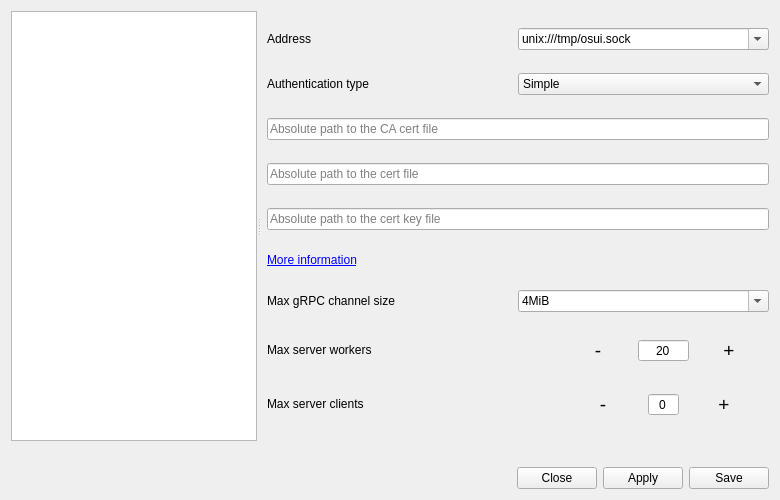
First picture: the form in ui/opensnitch/res/preferences.ui, repository evilsocket/opensnitch, before the edit.
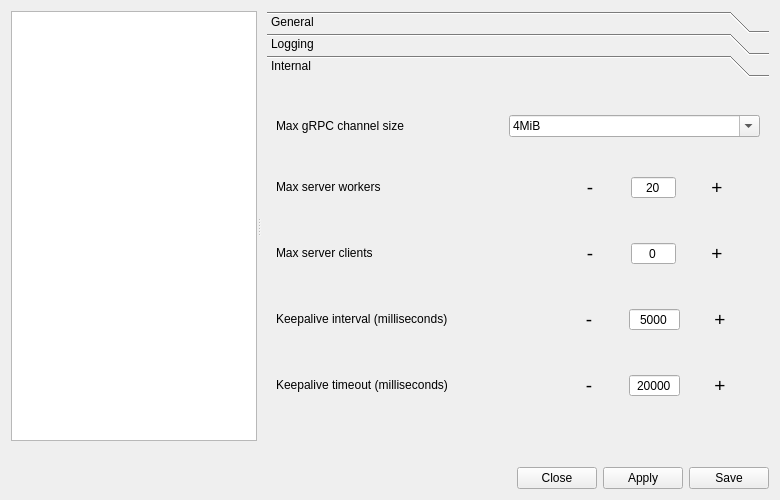
Second picture: the form after the edit. The open tabs and pages were chosen to show the change. Icons and pictures are not drawn.

```diff
--- a/ui/opensnitch/res/preferences.ui
+++ b/ui/opensnitch/res/preferences.ui
@@ -14,6 +14,76 @@
    <string>Preferences</string>
   </property>
   <layout class="QGridLayout" name="gridLayout">
+   <item row="2" column="0">
+    <layout class="QHBoxLayout" name="horizontalLayout">
+     <item>
+      <widget class="QPushButton" name="helpButton">
+       <property name="mouseTracking">
+        <bool>true</bool>
+       </property>
+       <property name="toolTip">
+        <string/>
+       </property>
+       <property name="text">
+        <string/>
+       </property>
+       <property name="icon">
+        <iconset theme="help-browser">
+         <normaloff>../../../../../../../../../../../../../../.designer/backup</normaloff>../../../../../../../../../../../../../../.designer/backup</iconset>
+       </property>
+       <property name="flat">
+        <bool>true</bool>
+       </property>
+      </widget>
+     </item>
+     <item>
+      <spacer name="horizontalSpacer_4">
+       <property name="orientation">
+        <enum>Qt::Horizontal</enum>
+       </property>
+       <property name="sizeHint" stdset="0">
+        <size>
+         <width>40</width>
+         <height>20</height>
+        </size>
+       </property>
+      </spacer>
+     </item>
+     <item>
+      <widget class="QPushButton" name="cancelButton">
+       <property name="text">
+        <string>Close</string>
+       </property>
+       <property name="icon">
+        <iconset theme="window-close">
+         <normaloff>../../../../../../../../../../../../../../../../../../../../../../../../../../../../../../../../../../../../../../../../../../../../../../../../../../.designer/backup</normaloff>../../../../../../../../../../../../../../../../../../../../../../../../../../../../../../../../../../../../../../../../../../../../../../../../../../.designer/backup</iconset>
+       </property>
+      </widget>
+     </item>
+     <item>
+      <widget class="QPushButton" name="applyButton">
+       <property name="text">
+        <string>Apply</string>
+       </property>
+       <property name="icon">
+        <iconset theme="document-save">
+         <normaloff>../../../../../../../../../../../../../../.designer/backup</normaloff>../../../../../../../../../../../../../../.designer/backup</iconset>
+       </property>
+      </widget>
+     </item>
+     <item>
+      <widget class="QPushButton" name="acceptButton">
+       <property name="text">
+        <string>Save</string>
+       </property>
+       <property name="icon">
+        <iconset theme="emblem-default">
+         <normaloff>../../../../../../../../../../../../../../../../../../../../../../../../../../../../../../../../../../../../../../../../../../../../../../../../../../.designer/backup</normaloff>../../../../../../../../../../../../../../../../../../../../../../../../../../../../../../../../../../../../../../../../../../../../../../../../../../.designer/backup</iconset>
+       </property>
+      </widget>
+     </item>
+    </layout>
+   </item>
    <item row="0" column="0">
     <widget class="QSplitter" name="splitter">
      <property name="sizePolicy">
@@ -61,7 +131,7 @@
       <property name="currentIndex">
        <number>0</number>
       </property>
-      <widget class="QWidget" name="stackedWidgetPage1" native="true">
+      <widget class="QWidget" name="stackedWidgetPage1">
        <layout class="QGridLayout" name="gridLayout_2">
         <property name="leftMargin">
          <number>6</number>
@@ -552,7 +622,7 @@
         </item>
        </layout>
       </widget>
-      <widget class="QWidget" name="stackedWidgetPage2" native="true">
+      <widget class="QWidget" name="stackedWidgetPage2">
        <layout class="QGridLayout" name="gridLayout_6">
         <property name="leftMargin">
          <number>6</number>
@@ -572,7 +642,7 @@
            <number>0</number>
           </property>
           <property name="tabSpacing">
-           <number>6</number>
+           <number>0</number>
           </property>
           <widget class="QWidget" name="page_5">
            <property name="geometry">
@@ -580,7 +650,7 @@
              <x>0</x>
              <y>0</y>
              <width>567</width>
-             <height>334</height>
+             <height>352</height>
             </rect>
            </property>
            <attribute name="label">
@@ -931,8 +1001,8 @@
             <rect>
              <x>0</x>
              <y>0</y>
-             <width>547</width>
-             <height>330</height>
+             <width>318</width>
+             <height>108</height>
             </rect>
            </property>
            <attribute name="label">
@@ -1027,8 +1097,8 @@
             <rect>
              <x>0</x>
              <y>0</y>
-             <width>547</width>
-             <height>330</height>
+             <width>318</width>
+             <height>126</height>
             </rect>
            </property>
            <attribute name="label">
@@ -1252,32 +1322,35 @@
         <property name="bottomMargin">
          <number>0</number>
         </property>
-        <item row="0" column="0">
-         <widget class="QScrollArea" name="scrollArea">
-          <property name="frameShape">
-           <enum>QFrame::Shape::NoFrame</enum>
+        <item row="1" column="0">
+         <widget class="QToolBox" name="toolBox">
+          <property name="currentIndex">
+           <number>0</number>
           </property>
-          <property name="frameShadow">
-           <enum>QFrame::Shadow::Plain</enum>
+          <property name="tabSpacing">
+           <number>0</number>
           </property>
-          <property name="widgetResizable">
-           <bool>true</bool>
-          </property>
-          <widget class="QWidget" name="scrollAreaWidgetContents_2">
+          <widget class="QWidget" name="page">
            <property name="geometry">
             <rect>
              <x>0</x>
              <y>0</y>
              <width>559</width>
-             <height>432</height>
+             <height>366</height>
             </rect>
            </property>
+           <attribute name="label">
+            <string>General</string>
+           </attribute>
+           <attribute name="toolTip">
+            <string>Server options of the server (UI)</string>
+           </attribute>
            <layout class="QGridLayout" name="gridLayout_20">
             <property name="leftMargin">
-             <number>0</number>
+             <number>6</number>
             </property>
             <property name="topMargin">
-             <number>0</number>
+             <number>4</number>
             </property>
             <property name="rightMargin">
              <number>0</number>
@@ -1285,7 +1358,51 @@
             <property name="bottomMargin">
              <number>0</number>
             </property>
-            <item row="1" column="2">
+            <item row="0" column="0">
+             <widget class="QLabel" name="label_32">
+              <property name="sizePolicy">
+               <sizepolicy hsizetype="Preferred" vsizetype="Maximum">
+                <horstretch>0</horstretch>
+                <verstretch>0</verstretch>
+               </sizepolicy>
+              </property>
+              <property name="toolTip">
+               <string>Set the address where the GUI is listening for new nodes.
+
+It can be a unix socket: unix:///run/user/1000/opensnitch/osui.sock
+
+or a network socket: 127.0.0.1:50051</string>
+              </property>
+              <property name="text">
+               <string>Address</string>
+              </property>
+             </widget>
+            </item>
+            <item row="0" column="1">
+             <widget class="QComboBox" name="comboServerAddr">
+              <property name="editable">
+               <bool>true</bool>
+              </property>
+              <item>
+               <property name="text">
+                <string>unix:///tmp/osui.sock</string>
+               </property>
+              </item>
+             </widget>
+            </item>
+            <item row="1" column="0">
+             <widget class="QLabel" name="label_24">
+              <property name="toolTip">
+               <string>&lt;p&gt;Simple: no authentication&lt;/p&gt;
+&lt;p&gt;TLS simple/mutual: use SSL certificates to authenticate nodes.&lt;/p&gt;
+&lt;p&gt;Visit the wiki for more information.&lt;/p&gt;</string>
+              </property>
+              <property name="text">
+               <string>Authentication type</string>
+              </property>
+             </widget>
+            </item>
+            <item row="1" column="1">
              <widget class="QComboBox" name="comboAuthType">
               <item>
                <property name="text">
@@ -1304,115 +1421,6 @@
               </item>
              </widget>
             </item>
-            <item row="6" column="0" colspan="2">
-             <widget class="QLabel" name="label_20">
-              <property name="toolTip">
-               <string>Maximum size of each message from nodes. Default 4MB</string>
-              </property>
-              <property name="text">
-               <string>Max gRPC channel size</string>
-              </property>
-             </widget>
-            </item>
-            <item row="2" column="0" colspan="3">
-             <widget class="QLineEdit" name="lineCACertFile">
-              <property name="placeholderText">
-               <string>Absolute path to the CA cert file</string>
-              </property>
-             </widget>
-            </item>
-            <item row="8" column="2">
-             <layout class="QHBoxLayout" name="horizontalLayout_15">
-              <property name="spacing">
-               <number>0</number>
-              </property>
-              <item>
-               <spacer name="horizontalSpacer_6">
-                <property name="orientation">
-                 <enum>Qt::Horizontal</enum>
-                </property>
-                <property name="sizeType">
-                 <enum>QSizePolicy::Policy::Preferred</enum>
-                </property>
-                <property name="sizeHint" stdset="0">
-                 <size>
-                  <width>40</width>
-                  <height>20</height>
-                 </size>
-                </property>
-               </spacer>
-              </item>
-              <item>
-               <widget class="QPushButton" name="cmdGrpcWorkersDown">
-                <property name="sizePolicy">
-                 <sizepolicy hsizetype="Maximum" vsizetype="Maximum">
-                  <horstretch>0</horstretch>
-                  <verstretch>0</verstretch>
-                 </sizepolicy>
-                </property>
-                <property name="font">
-                 <font>
-                  <pointsize>14</pointsize>
-                  <fontweight>ExtraBold</fontweight>
-                 </font>
-                </property>
-                <property name="text">
-                 <string>-</string>
-                </property>
-                <property name="flat">
-                 <bool>true</bool>
-                </property>
-               </widget>
-              </item>
-              <item>
-               <widget class="QSpinBox" name="spinGrpcMaxWorkers">
-                <property name="sizePolicy">
-                 <sizepolicy hsizetype="Maximum" vsizetype="Fixed">
-                  <horstretch>0</horstretch>
-                  <verstretch>0</verstretch>
-                 </sizepolicy>
-                </property>
-                <property name="alignment">
-                 <set>Qt::AlignmentFlag::AlignCenter</set>
-                </property>
-                <property name="buttonSymbols">
-                 <enum>QAbstractSpinBox::ButtonSymbols::NoButtons</enum>
-                </property>
-                <property name="accelerated">
-                 <bool>true</bool>
-                </property>
-                <property name="maximum">
-                 <number>100000</number>
-                </property>
-                <property name="value">
-                 <number>20</number>
-                </property>
-               </widget>
-              </item>
-              <item>
-               <widget class="QPushButton" name="cmdGrpcWorkersUp">
-                <property name="sizePolicy">
-                 <sizepolicy hsizetype="Maximum" vsizetype="Maximum">
-                  <horstretch>0</horstretch>
-                  <verstretch>0</verstretch>
-                 </sizepolicy>
-                </property>
-                <property name="font">
-                 <font>
-                  <pointsize>14</pointsize>
-                  <fontweight>ExtraBold</fontweight>
-                 </font>
-                </property>
-                <property name="text">
-                 <string>+</string>
-                </property>
-                <property name="flat">
-                 <bool>true</bool>
-                </property>
-               </widget>
-              </item>
-             </layout>
-            </item>
             <item row="5" column="0">
              <widget class="QLabel" name="label_28">
               <property name="sizePolicy">
@@ -1432,49 +1440,186 @@
               </property>
              </widget>
             </item>
-            <item row="8" column="0">
-             <widget class="QLabel" name="label_34">
+            <item row="2" column="0" colspan="2">
+             <widget class="QLineEdit" name="lineCACertFile">
+              <property name="placeholderText">
+               <string>Absolute path to the CA cert file</string>
+              </property>
+             </widget>
+            </item>
+            <item row="3" column="0" colspan="2">
+             <widget class="QLineEdit" name="lineCertFile">
+              <property name="placeholderText">
+               <string>Absolute path to the cert file</string>
+              </property>
+             </widget>
+            </item>
+            <item row="4" column="0" colspan="2">
+             <widget class="QLineEdit" name="lineCertKeyFile">
+              <property name="placeholderText">
+               <string>Absolute path to the cert key file</string>
+              </property>
+             </widget>
+            </item>
+           </layout>
+          </widget>
+          <widget class="QWidget" name="page_6">
+           <property name="geometry">
+            <rect>
+             <x>0</x>
+             <y>0</y>
+             <width>559</width>
+             <height>366</height>
+            </rect>
+           </property>
+           <attribute name="label">
+            <string>Logging</string>
+           </attribute>
+           <attribute name="toolTip">
+            <string>Logging options of the UI</string>
+           </attribute>
+           <layout class="QGridLayout" name="gridLayout_21">
+            <property name="leftMargin">
+             <number>6</number>
+            </property>
+            <property name="topMargin">
+             <number>4</number>
+            </property>
+            <property name="rightMargin">
+             <number>0</number>
+            </property>
+            <property name="bottomMargin">
+             <number>0</number>
+            </property>
+            <item row="0" column="1">
+             <widget class="QLabel" name="label_37">
               <property name="sizePolicy">
                <sizepolicy hsizetype="Preferred" vsizetype="Maximum">
                 <horstretch>0</horstretch>
                 <verstretch>0</verstretch>
                </sizepolicy>
               </property>
-              <property name="toolTip">
-               <string>This option configures the server workers. Each connected node consumes about 2 workers.
-If there're more nodes than workers, the GUI will not allow new messages from nodes until
-you configure this option accordingly.</string>
+              <property name="text">
+               <string>Log output</string>
               </property>
+             </widget>
+            </item>
+            <item row="1" column="2">
+             <widget class="QLineEdit" name="lineServerLogFile"/>
+            </item>
+            <item row="1" column="1">
+             <widget class="QPushButton" name="cmdServerLogFile">
               <property name="text">
-               <string>Max server workers</string>
+               <string>Open</string>
+              </property>
+              <property name="icon">
+               <iconset theme="QIcon::ThemeIcon::EditFind"/>
+              </property>
+              <property name="flat">
+               <bool>false</bool>
               </property>
              </widget>
             </item>
             <item row="0" column="2">
-             <widget class="QComboBox" name="comboServerAddr">
-              <property name="editable">
-               <bool>true</bool>
-              </property>
+             <widget class="QComboBox" name="comboServerLogOutput">
               <item>
                <property name="text">
-                <string>unix:///tmp/osui.sock</string>
+                <string>Stdout</string>
+               </property>
+              </item>
+              <item>
+               <property name="text">
+                <string>File</string>
                </property>
               </item>
              </widget>
             </item>
-            <item row="1" column="0" colspan="2">
-             <widget class="QLabel" name="label_24">
+            <item row="2" column="1" colspan="2">
+             <layout class="QHBoxLayout" name="horizontalLayout_12">
+              <item>
+               <widget class="QLabel" name="label_36">
+                <property name="sizePolicy">
+                 <sizepolicy hsizetype="Preferred" vsizetype="Maximum">
+                  <horstretch>0</horstretch>
+                  <verstretch>0</verstretch>
+                 </sizepolicy>
+                </property>
+                <property name="text">
+                 <string>Log level</string>
+                </property>
+               </widget>
+              </item>
+              <item>
+               <spacer name="horizontalSpacer_3">
+                <property name="orientation">
+                 <enum>Qt::Horizontal</enum>
+                </property>
+                <property name="sizeHint" stdset="0">
+                 <size>
+                  <width>40</width>
+                  <height>20</height>
+                 </size>
+                </property>
+               </spacer>
+              </item>
+              <item>
+               <widget class="QComboBox" name="comboServerLogLevel">
+                <property name="sizePolicy">
+                 <sizepolicy hsizetype="Preferred" vsizetype="Maximum">
+                  <horstretch>0</horstretch>
+                  <verstretch>0</verstretch>
+                 </sizepolicy>
+                </property>
+                <item>
+                 <property name="text">
+                  <string>DEBUG</string>
+                 </property>
+                </item>
+                <item>
+                 <property name="text">
+                  <string>INFO</string>
+                 </property>
+                </item>
+                <item>
+                 <property name="text">
+                  <string>WARNING</string>
+                 </property>
+                </item>
+                <item>
+                 <property name="text">
+                  <string>ERROR</string>
+                 </property>
+                </item>
+               </widget>
+              </item>
+             </layout>
+            </item>
+           </layout>
+          </widget>
+          <widget class="QWidget" name="page_2">
+           <property name="geometry">
+            <rect>
+             <x>0</x>
+             <y>0</y>
+             <width>559</width>
+             <height>366</height>
+            </rect>
+           </property>
+           <attribute name="label">
+            <string>Internal</string>
+           </attribute>
+           <layout class="QGridLayout" name="gridLayout_13">
+            <item row="0" column="0">
+             <widget class="QLabel" name="label_20">
               <property name="toolTip">
-               <string>&lt;p&gt;Simple: no authentication&lt;/p&gt;
-&lt;p&gt;TLS simple/mutual: use SSL certificates to authenticate nodes.&lt;/p&gt;
-&lt;p&gt;Visit the wiki for more information.&lt;/p&gt;</string>
+               <string>Maximum size of each message from nodes. Default 4MB</string>
               </property>
               <property name="text">
-               <string>Authentication type</string>
+               <string>Max gRPC channel size</string>
               </property>
              </widget>
             </item>
-            <item row="6" column="2">
+            <item row="0" column="1">
              <widget class="QComboBox" name="comboGrpcMsgSize">
               <property name="editable">
                <bool>true</bool>
@@ -1504,21 +1649,117 @@
               </item>
              </widget>
             </item>
-            <item row="3" column="0" colspan="3">
-             <widget class="QLineEdit" name="lineCertFile">
-              <property name="placeholderText">
-               <string>Absolute path to the cert file</string>
+            <item row="1" column="0">
+             <widget class="QLabel" name="label_34">
+              <property name="sizePolicy">
+               <sizepolicy hsizetype="Preferred" vsizetype="Maximum">
+                <horstretch>0</horstretch>
+                <verstretch>0</verstretch>
+               </sizepolicy>
               </property>
+              <property name="toolTip">
+               <string>This option configures the server workers. Each connected node consumes about 2 workers.
+If there're more nodes than workers, the GUI will not allow new messages from nodes until
+you configure this option accordingly.</string>
+              </property>
+              <property name="text">
+               <string>Max server workers</string>
+              </property>
              </widget>
             </item>
-            <item row="4" column="0" colspan="3">
-             <widget class="QLineEdit" name="lineCertKeyFile">
-              <property name="placeholderText">
-               <string>Absolute path to the cert key file</string>
+            <item row="1" column="1">
+             <layout class="QHBoxLayout" name="horizontalLayout_17">
+              <property name="spacing">
+               <number>0</number>
               </property>
-             </widget>
+              <item>
+               <spacer name="horizontalSpacer_9">
+                <property name="orientation">
+                 <enum>Qt::Horizontal</enum>
+                </property>
+                <property name="sizeType">
+                 <enum>QSizePolicy::Policy::Maximum</enum>
+                </property>
+                <property name="sizeHint" stdset="0">
+                 <size>
+                  <width>40</width>
+                  <height>20</height>
+                 </size>
+                </property>
+               </spacer>
+              </item>
+              <item>
+               <widget class="QPushButton" name="cmdGrpcWorkersDown">
+                <property name="sizePolicy">
+                 <sizepolicy hsizetype="Maximum" vsizetype="Maximum">
+                  <horstretch>0</horstretch>
+                  <verstretch>0</verstretch>
+                 </sizepolicy>
+                </property>
+                <property name="font">
+                 <font>
+                  <pointsize>14</pointsize>
+                  <fontweight>ExtraBold</fontweight>
+                 </font>
+                </property>
+                <property name="text">
+                 <string>-</string>
+                </property>
+                <property name="flat">
+                 <bool>true</bool>
+                </property>
+               </widget>
+              </item>
+              <item>
+               <widget class="QSpinBox" name="spinGrpcMaxWorkers">
+                <property name="sizePolicy">
+                 <sizepolicy hsizetype="Maximum" vsizetype="Fixed">
+                  <horstretch>0</horstretch>
+                  <verstretch>0</verstretch>
+                 </sizepolicy>
+                </property>
+                <property name="alignment">
+                 <set>Qt::AlignmentFlag::AlignCenter</set>
+                </property>
+                <property name="buttonSymbols">
+                 <enum>QAbstractSpinBox::ButtonSymbols::NoButtons</enum>
+                </property>
+                <property name="accelerated">
+                 <bool>true</bool>
+                </property>
+                <property name="maximum">
+                 <number>10000</number>
+                </property>
+                <property name="value">
+                 <number>20</number>
+                </property>
+               </widget>
+              </item>
+              <item>
+               <widget class="QPushButton" name="cmdGrpcWorkersUp">
+                <property name="sizePolicy">
+                 <sizepolicy hsizetype="Maximum" vsizetype="Maximum">
+                  <horstretch>0</horstretch>
+                  <verstretch>0</verstretch>
+                 </sizepolicy>
+                </property>
+                <property name="font">
+                 <font>
+                  <pointsize>14</pointsize>
+                  <fontweight>ExtraBold</fontweight>
+                 </font>
+                </property>
+                <property name="text">
+                 <string>+</string>
+                </property>
+                <property name="flat">
+                 <bool>true</bool>
+                </property>
+               </widget>
+              </item>
+             </layout>
             </item>
-            <item row="9" column="0" colspan="2">
+            <item row="2" column="0">
              <widget class="QLabel" name="label_35">
               <property name="sizePolicy">
                <sizepolicy hsizetype="Preferred" vsizetype="Maximum">
@@ -1535,18 +1776,18 @@
               </property>
              </widget>
             </item>
-            <item row="9" column="2">
-             <layout class="QHBoxLayout" name="horizontalLayout_14">
+            <item row="2" column="1">
+             <layout class="QHBoxLayout" name="horizontalLayout_16">
               <property name="spacing">
                <number>0</number>
               </property>
               <item>
-               <spacer name="horizontalSpacer_7">
+               <spacer name="horizontalSpacer_8">
                 <property name="orientation">
                  <enum>Qt::Horizontal</enum>
                 </property>
                 <property name="sizeType">
-                 <enum>QSizePolicy::Policy::Preferred</enum>
+                 <enum>QSizePolicy::Policy::Maximum</enum>
                 </property>
                 <property name="sizeHint" stdset="0">
                  <size>
@@ -1596,7 +1837,7 @@
                  <bool>true</bool>
                 </property>
                 <property name="maximum">
-                 <number>100</number>
+                 <number>10000</number>
                 </property>
                 <property name="value">
                  <number>0</number>
@@ -1627,8 +1868,8 @@
               </item>
              </layout>
             </item>
-            <item row="0" column="0" colspan="2">
-             <widget class="QLabel" name="label_32">
+            <item row="3" column="0">
+             <widget class="QLabel" name="label_39">
               <property name="sizePolicy">
                <sizepolicy hsizetype="Preferred" vsizetype="Maximum">
                 <horstretch>0</horstretch>
@@ -1636,24 +1877,229 @@
                </sizepolicy>
               </property>
               <property name="toolTip">
-               <string>Set the address where the GUI is listening for new nodes.
-
-It can be a unix socket: unix:///run/user/1000/opensnitch/osui.sock
-
-or a network socket: 127.0.0.1:50051</string>
+               <string>Every n milliseconds, the server will verify if the clients are alived.
+If we don't receive a response from a client in n milliseconds,
+the Keepalive timeout timer will start to count.</string>
               </property>
               <property name="text">
-               <string>Address</string>
+               <string>Keepalive interval (milliseconds)</string>
               </property>
              </widget>
             </item>
+            <item row="3" column="1">
+             <layout class="QHBoxLayout" name="horizontalLayout_18">
+              <property name="spacing">
+               <number>0</number>
+              </property>
+              <item>
+               <spacer name="horizontalSpacer_10">
+                <property name="orientation">
+                 <enum>Qt::Horizontal</enum>
+                </property>
+                <property name="sizeType">
+                 <enum>QSizePolicy::Policy::Preferred</enum>
+                </property>
+                <property name="sizeHint" stdset="0">
+                 <size>
+                  <width>40</width>
+                  <height>20</height>
+                 </size>
+                </property>
+               </spacer>
+              </item>
+              <item>
+               <widget class="QPushButton" name="cmdGrpcKeepaliveDown">
+                <property name="sizePolicy">
+                 <sizepolicy hsizetype="Maximum" vsizetype="Maximum">
+                  <horstretch>0</horstretch>
+                  <verstretch>0</verstretch>
+                 </sizepolicy>
+                </property>
+                <property name="font">
+                 <font>
+                  <pointsize>14</pointsize>
+                  <fontweight>ExtraBold</fontweight>
+                 </font>
+                </property>
+                <property name="text">
+                 <string>-</string>
+                </property>
+                <property name="flat">
+                 <bool>true</bool>
+                </property>
+               </widget>
+              </item>
+              <item>
+               <widget class="QSpinBox" name="spinGrpcKeepalive">
+                <property name="sizePolicy">
+                 <sizepolicy hsizetype="Maximum" vsizetype="Fixed">
+                  <horstretch>0</horstretch>
+                  <verstretch>0</verstretch>
+                 </sizepolicy>
+                </property>
+                <property name="alignment">
+                 <set>Qt::AlignmentFlag::AlignCenter</set>
+                </property>
+                <property name="buttonSymbols">
+                 <enum>QAbstractSpinBox::ButtonSymbols::NoButtons</enum>
+                </property>
+                <property name="accelerated">
+                 <bool>true</bool>
+                </property>
+                <property name="maximum">
+                 <number>999999999</number>
+                </property>
+                <property name="singleStep">
+                 <number>1000</number>
+                </property>
+                <property name="value">
+                 <number>5000</number>
+                </property>
+               </widget>
+              </item>
+              <item>
+               <widget class="QPushButton" name="cmdGrpcKeepaliveUp">
+                <property name="sizePolicy">
+                 <sizepolicy hsizetype="Maximum" vsizetype="Maximum">
+                  <horstretch>0</horstretch>
+                  <verstretch>0</verstretch>
+                 </sizepolicy>
+                </property>
+                <property name="font">
+                 <font>
+                  <pointsize>14</pointsize>
+                  <fontweight>ExtraBold</fontweight>
+                 </font>
+                </property>
+                <property name="text">
+                 <string>+</string>
+                </property>
+                <property name="flat">
+                 <bool>true</bool>
+                </property>
+               </widget>
+              </item>
+             </layout>
+            </item>
+            <item row="4" column="0">
+             <widget class="QLabel" name="label_38">
+              <property name="sizePolicy">
+               <sizepolicy hsizetype="Preferred" vsizetype="Maximum">
+                <horstretch>0</horstretch>
+                <verstretch>0</verstretch>
+               </sizepolicy>
+              </property>
+              <property name="toolTip">
+               <string>After n milliseconds, the server will close the connection with the client
+that has stopped responding.</string>
+              </property>
+              <property name="text">
+               <string>Keepalive timeout (milliseconds)</string>
+              </property>
+             </widget>
+            </item>
+            <item row="4" column="1">
+             <layout class="QHBoxLayout" name="horizontalLayout_19">
+              <property name="spacing">
+               <number>0</number>
+              </property>
+              <item>
+               <spacer name="horizontalSpacer_11">
+                <property name="orientation">
+                 <enum>Qt::Horizontal</enum>
+                </property>
+                <property name="sizeType">
+                 <enum>QSizePolicy::Policy::Preferred</enum>
+                </property>
+                <property name="sizeHint" stdset="0">
+                 <size>
+                  <width>40</width>
+                  <height>20</height>
+                 </size>
+                </property>
+               </spacer>
+              </item>
+              <item>
+               <widget class="QPushButton" name="cmdGrpcKeepaliveTimeoutDown">
+                <property name="sizePolicy">
+                 <sizepolicy hsizetype="Maximum" vsizetype="Maximum">
+                  <horstretch>0</horstretch>
+                  <verstretch>0</verstretch>
+                 </sizepolicy>
+                </property>
+                <property name="font">
+                 <font>
+                  <pointsize>14</pointsize>
+                  <fontweight>ExtraBold</fontweight>
+                 </font>
+                </property>
+                <property name="text">
+                 <string>-</string>
+                </property>
+                <property name="flat">
+                 <bool>true</bool>
+                </property>
+               </widget>
+              </item>
+              <item>
+               <widget class="QSpinBox" name="spinGrpcKeepaliveTimeout">
+                <property name="sizePolicy">
+                 <sizepolicy hsizetype="Maximum" vsizetype="Fixed">
+                  <horstretch>0</horstretch>
+                  <verstretch>0</verstretch>
+                 </sizepolicy>
+                </property>
+                <property name="alignment">
+                 <set>Qt::AlignmentFlag::AlignCenter</set>
+                </property>
+                <property name="buttonSymbols">
+                 <enum>QAbstractSpinBox::ButtonSymbols::NoButtons</enum>
+                </property>
+                <property name="accelerated">
+                 <bool>true</bool>
+                </property>
+                <property name="maximum">
+                 <number>999999999</number>
+                </property>
+                <property name="singleStep">
+                 <number>1000</number>
+                </property>
+                <property name="value">
+                 <number>20000</number>
+                </property>
+               </widget>
+              </item>
+              <item>
+               <widget class="QPushButton" name="cmdGrpcKeepaliveTimeoutUp">
+                <property name="sizePolicy">
+                 <sizepolicy hsizetype="Maximum" vsizetype="Maximum">
+                  <horstretch>0</horstretch>
+                  <verstretch>0</verstretch>
+                 </sizepolicy>
+                </property>
+                <property name="font">
+                 <font>
+                  <pointsize>14</pointsize>
+                  <fontweight>ExtraBold</fontweight>
+                 </font>
+                </property>
+                <property name="text">
+                 <string>+</string>
+                </property>
+                <property name="flat">
+                 <bool>true</bool>
+                </property>
+               </widget>
+              </item>
+             </layout>
+            </item>
            </layout>
           </widget>
          </widget>
         </item>
        </layout>
       </widget>
-      <widget class="QWidget" name="stackedWidgetPage3" native="true">
+      <widget class="QWidget" name="stackedWidgetPage3">
        <layout class="QGridLayout" name="gridLayout_11">
         <property name="leftMargin">
          <number>6</number>
@@ -1737,7 +2183,7 @@
         </item>
        </layout>
       </widget>
-      <widget class="QWidget" name="stackedWidgetPage4" native="true">
+      <widget class="QWidget" name="stackedWidgetPage4">
        <layout class="QGridLayout" name="gridLayout_4" rowstretch="0,0,0,0">
         <property name="leftMargin">
          <number>6</number>
@@ -1798,7 +2244,7 @@
           <property name="documentMode">
            <bool>true</bool>
           </property>
-          <widget class="QWidget" name="tabWidgetPage1" native="true">
+          <widget class="QWidget" name="tabWidgetPage1">
            <attribute name="title">
             <string>General</string>
            </attribute>
@@ -1948,7 +2394,7 @@
             </item>
            </layout>
           </widget>
-          <widget class="QWidget" name="tabWidgetPage2" native="true">
+          <widget class="QWidget" name="tabWidgetPage2">
            <attribute name="title">
             <string>Log</string>
            </attribute>
@@ -2076,7 +2522,7 @@
             </item>
            </layout>
           </widget>
-          <widget class="QWidget" name="tabWidgetPage3" native="true">
+          <widget class="QWidget" name="tabWidgetPage3">
            <attribute name="title">
             <string>Authentication</string>
            </attribute>
@@ -2209,7 +2655,7 @@
             </item>
            </layout>
           </widget>
-          <widget class="QWidget" name="tabWidgetPage4" native="true">
+          <widget class="QWidget" name="tabWidgetPage4">
            <attribute name="title">
             <string>Rules</string>
            </attribute>
@@ -2302,7 +2748,7 @@
             </item>
            </layout>
           </widget>
-          <widget class="QWidget" name="tabWidgetPage5" native="true">
+          <widget class="QWidget" name="tabWidgetPage5">
            <attribute name="title">
             <string>Internal</string>
            </attribute>
@@ -2556,7 +3002,7 @@
         </item>
        </layout>
       </widget>
-      <widget class="QWidget" name="stackedWidgetPage5" native="true">
+      <widget class="QWidget" name="stackedWidgetPage5">
        <layout class="QGridLayout" name="gridLayout_3" rowstretch="0,0,0,0,0,0">
         <property name="sizeConstraint">
          <enum>QLayout::SizeConstraint::SetDefaultConstraint</enum>
@@ -2881,76 +3327,6 @@
      </widget>
     </widget>
    </item>
-   <item row="2" column="0">
-    <layout class="QHBoxLayout" name="horizontalLayout">
-     <item>
-      <widget class="QPushButton" name="helpButton">
-       <property name="mouseTracking">
-        <bool>true</bool>
-       </property>
-       <property name="toolTip">
-        <string/>
-       </property>
-       <property name="text">
-        <string/>
-       </property>
-       <property name="icon">
-        <iconset theme="help-browser">
-         <normaloff>../../../../../../../../../../../../../../.designer/backup</normaloff>../../../../../../../../../../../../../../.designer/backup</iconset>
-       </property>
-       <property name="flat">
-        <bool>true</bool>
-       </property>
-      </widget>
-     </item>
-     <item>
-      <spacer name="horizontalSpacer_4">
-       <property name="orientation">
-        <enum>Qt::Horizontal</enum>
-       </property>
-       <property name="sizeHint" stdset="0">
-        <size>
-         <width>40</width>
-         <height>20</height>
-        </size>
-       </property>
-      </spacer>
-     </item>
-     <item>
-      <widget class="QPushButton" name="cancelButton">
-       <property name="text">
-        <string>Close</string>
-       </property>
-       <property name="icon">
-        <iconset theme="window-close">
-         <normaloff>../../../../../../../../../../../../../../../../../../../../../../../../../../../../../../../../../../../../../../../../../../../../../../../../../../.designer/backup</normaloff>../../../../../../../../../../../../../../../../../../../../../../../../../../../../../../../../../../../../../../../../../../../../../../../../../../.designer/backup</iconset>
-       </property>
-      </widget>
-     </item>
-     <item>
-      <widget class="QPushButton" name="applyButton">
-       <property name="text">
-        <string>Apply</string>
-       </property>
-       <property name="icon">
-        <iconset theme="document-save">
-         <normaloff>../../../../../../../../../../../../../../.designer/backup</normaloff>../../../../../../../../../../../../../../.designer/backup</iconset>
-       </property>
-      </widget>
-     </item>
-     <item>
-      <widget class="QPushButton" name="acceptButton">
-       <property name="text">
-        <string>Save</string>
-       </property>
-       <property name="icon">
-        <iconset theme="emblem-default">
-         <normaloff>../../../../../../../../../../../../../../../../../../../../../../../../../../../../../../../../../../../../../../../../../../../../../../../../../../.designer/backup</normaloff>../../../../../../../../../../../../../../../../../../../../../../../../../../../../../../../../../../../../../../../../../../../../../../../../../../.designer/backup</iconset>
-       </property>
-      </widget>
-     </item>
-    </layout>
-   </item>
    <item row="1" column="0">
     <widget class="QLabel" name="statusLabel">
      <property name="sizePolicy">
```
